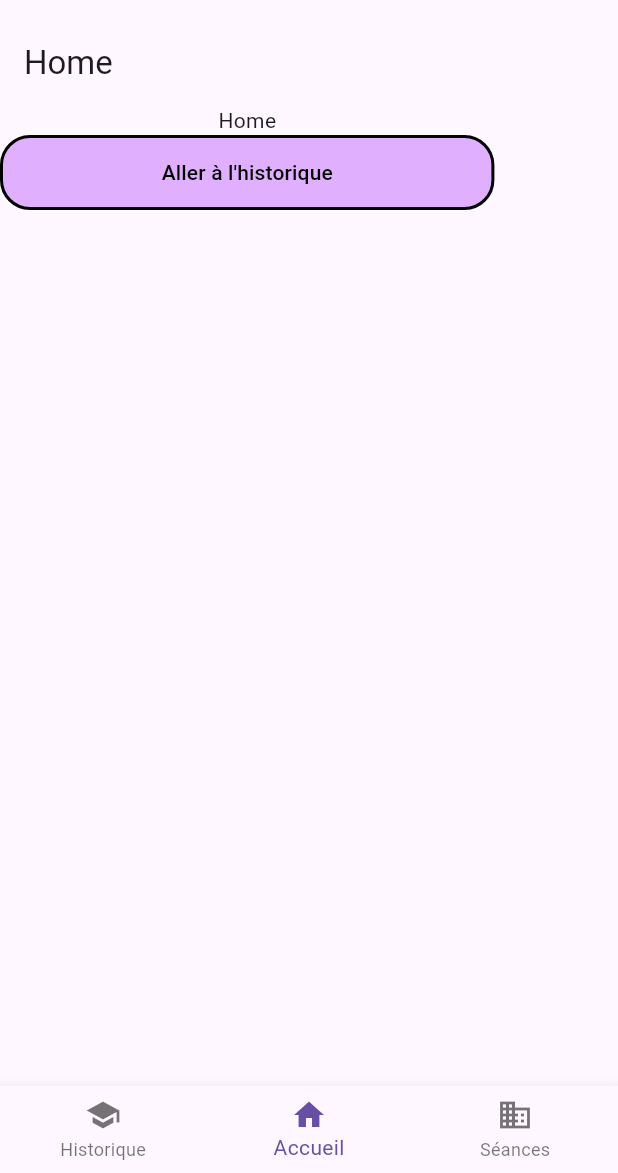
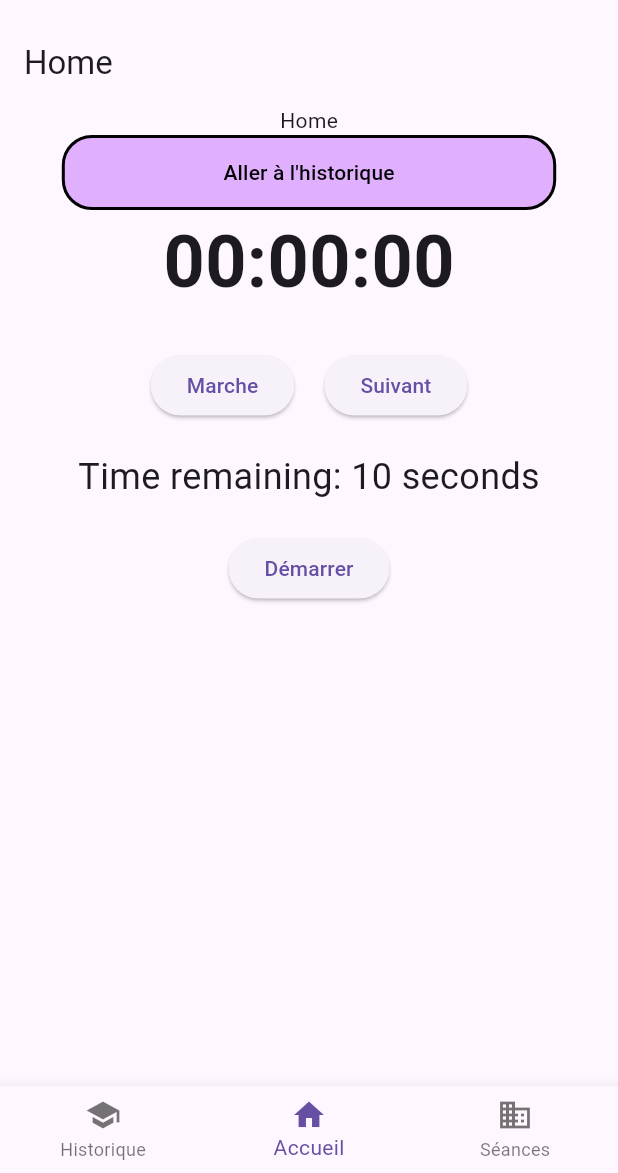
Before and after one commit to Xalovald/sport60, a Flutter app: the screen it shows after launch, on a phone screen of 412 x 824 dp, the part 63-1236 px from its top. Run offline on Flutter 3.47's test engine with Material 3 defaults, Android fonts, the phone set to English and light mode, and no system bars.

Commit message:
creation of the widget timer and stopwatch + integration of these widget on the home page

```diff
--- a/lib/views/home.dart
+++ b/lib/views/home.dart
@@ -1,6 +1,8 @@
 import 'package:flutter/material.dart';
-import 'package:sport60/views/history/history_list.dart';
+import 'package:sport60/views/History/history_list.dart';
 import 'package:sport60/widgets/button.dart';
+import 'package:sport60/widgets/stopwatch.dart';
+import 'package:sport60/widgets/timer.dart';
 
 class HomePage extends StatefulWidget {
   const HomePage({super.key});
@@ -35,8 +37,15 @@ class _HomePageState extends State<HomePage> {
                 color: Colors.black,
               ),
             ),
-            heroTag: 'historyButton',
-          )
+            heroTag: 'startSessionButton',
+          ),
+          StopwatchWidget(),
+          CountdownTimer(
+            maxTime: 10,
+            onTimeUp: () {
+              print('Time is up!');
+            },
+          ),
         ]));
   }
 }
--- /dev/null
+++ b/lib/widgets/stopwatch.dart
@@ -0,0 +1,107 @@
+import 'dart:async';
+import 'package:flutter/material.dart';
+
+class StopwatchWidget extends StatefulWidget {
+  @override
+  _StopwatchWidgetState createState() => _StopwatchWidgetState();
+}
+
+class _StopwatchWidgetState extends State<StopwatchWidget> {
+  late Stopwatch _stopwatch;
+  late Timer _timer;
+  List<String> _savedTimes = [];
+
+  @override
+  void initState() {
+    super.initState();
+    _stopwatch = Stopwatch();
+  }
+
+  void _startStopwatch() {
+    _stopwatch.start();
+    _timer = Timer.periodic(Duration(milliseconds: 30), (timer) {
+      setState(() {});
+    });
+  }
+
+  void _stopStopwatch() {
+    _stopwatch.stop();
+    _timer.cancel();
+  }
+
+  void _resetStopwatch() {
+    _stopwatch.reset();
+    setState(() {});
+  }
+
+  void _saveAndRestart() {
+    setState(() {
+      _savedTimes.add(_formatTime(_stopwatch.elapsedMilliseconds));
+    });
+
+    _resetStopwatch();
+    _startStopwatch();
+  }
+
+  String _formatTime(int milliseconds) {
+    int hundreds = (milliseconds / 10).truncate();
+    int seconds = (hundreds / 100).truncate();
+    int minutes = (seconds / 60).truncate();
+
+    String minutesStr = (minutes % 60).toString().padLeft(2, '0');
+    String secondsStr = (seconds % 60).toString().padLeft(2, '0');
+    String hundredsStr = (hundreds % 100).toString().padLeft(2, '0');
+
+    return "$minutesStr:$secondsStr:$hundredsStr";
+  }
+
+  @override
+  Widget build(BuildContext context) {
+    final String elapsedTime = _formatTime(_stopwatch.elapsedMilliseconds);
+
+    return Column(
+      mainAxisSize: MainAxisSize.min,
+      children: <Widget>[
+        Text(
+          elapsedTime,
+          style: TextStyle(fontSize: 48.0, fontWeight: FontWeight.bold),
+        ),
+        SizedBox(height: 24),
+        Row(
+          mainAxisAlignment: MainAxisAlignment.center,
+          children: <Widget>[
+            ElevatedButton(
+              onPressed: () {
+                setState(() {
+                  if (_stopwatch.isRunning) {
+                    _stopStopwatch();
+                  } else {
+                    _startStopwatch();
+                  }
+                });
+              },
+              child: Text(_stopwatch.isRunning ? 'Arrêt' : 'Marche'),
+            ),
+            SizedBox(width: 20),
+            ElevatedButton(
+              onPressed: _saveAndRestart,
+              child: Text('Suivant'),
+            ),
+          ],
+        ),
+        SizedBox(height: 20),
+        Column(
+          crossAxisAlignment: CrossAxisAlignment.start,
+          children:
+              _savedTimes.map((time) => Text('- Drapeau: $time')).toList(),
+        ),
+      ],
+    );
+  }
+
+  @override
+  void dispose() {
+    _timer.cancel();
+    super.dispose();
+  }
+}
--- /dev/null
+++ b/lib/widgets/timer.dart
@@ -0,0 +1,67 @@
+import 'package:flutter/material.dart';
+import 'dart:async';
+
+class CountdownTimer extends StatefulWidget {
+  final int maxTime; // Time in seconds
+  final Function onTimeUp;
+
+  CountdownTimer({required this.maxTime, required this.onTimeUp, Key? key})
+      : super(key: key);
+
+  @override
+  _CountdownTimerState createState() => _CountdownTimerState();
+}
+
+class _CountdownTimerState extends State<CountdownTimer> {
+  late int remainingTime;
+  Timer? timer;
+  bool isStarted = false; // Track whether the timer has started
+
+  @override
+  void initState() {
+    super.initState();
+    remainingTime = widget.maxTime;
+  }
+
+  void startTimer() {
+    setState(() {
+      isStarted = true; // Update state to indicate the timer has started
+    });
+    timer = Timer.periodic(Duration(seconds: 1), (Timer timer) {
+      if (remainingTime > 0) {
+        setState(() {
+          remainingTime--;
+        });
+      } else {
+        timer.cancel();
+        widget.onTimeUp();
+      }
+    });
+  }
+
+  @override
+  void dispose() {
+    timer?.cancel();
+    super.dispose();
+  }
+
+  @override
+  Widget build(BuildContext context) {
+    return Column(
+      mainAxisAlignment: MainAxisAlignment.center,
+      children: [
+        Text(
+          'Time remaining: $remainingTime seconds',
+          style: TextStyle(fontSize: 24),
+        ),
+        SizedBox(height: 20),
+        // Show the button only if the timer hasn't started yet
+        if (!isStarted)
+          ElevatedButton(
+            onPressed: startTimer,
+            child: Text('Démarrer'), // Button to start the timer
+          ),
+      ],
+    );
+  }
+}
```
